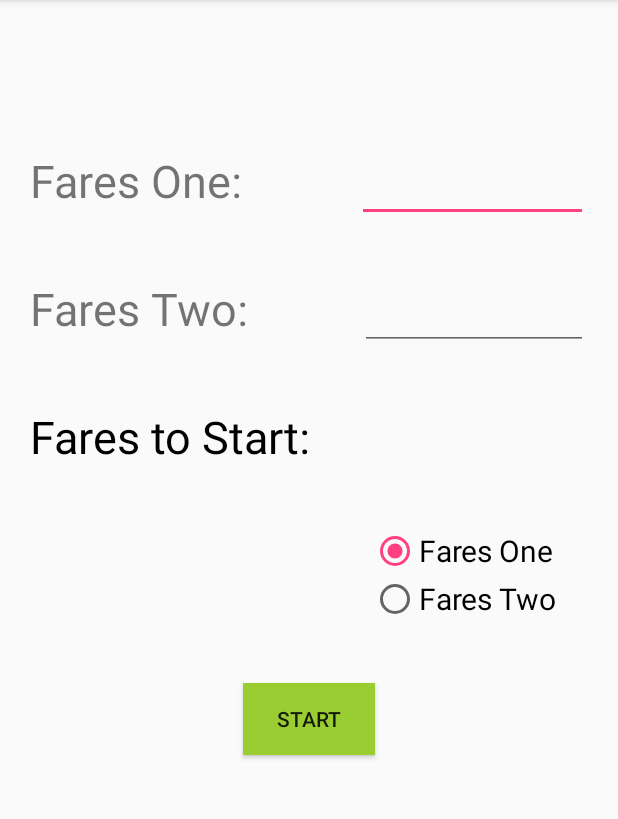
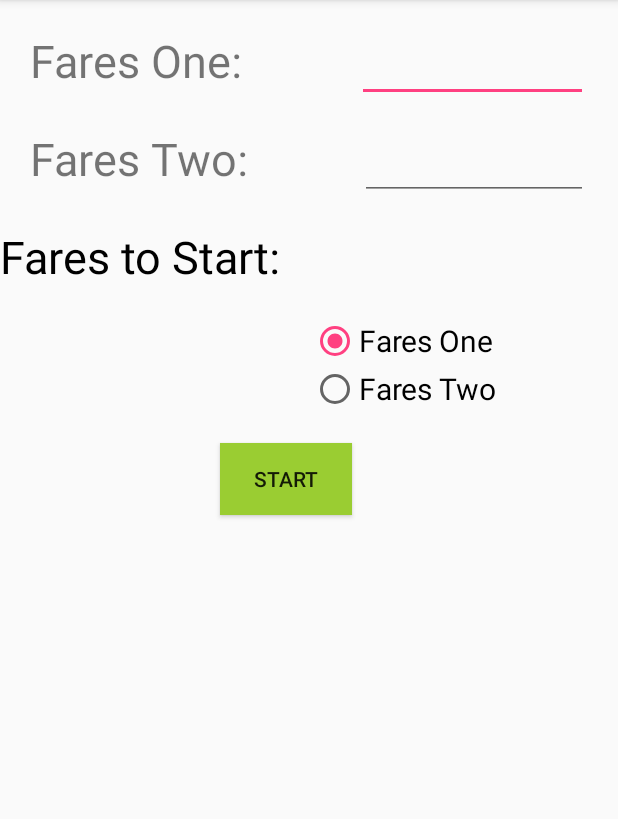
Before and after one commit to BodaSadalla98/ClashOFForsan, an Android app: the screen it shows after launch (SelectPlayers), on a phone screen of 412 x 824 dp, the part 84-903 px from its top. Run offline under Robolectric (Android 15) with nearby library versions, the phone set to English and light mode, and no system bars.

Commit message:
trtying to fix the UI

```diff
--- a/app/src/main/res/layout/activity_select_players.xml
+++ b/app/src/main/res/layout/activity_select_players.xml
@@ -1,5 +1,5 @@
 <?xml version="1.0" encoding="utf-8"?>
-<LinearLayout  xmlns:android="http://schemas.android.com/apk/res/android"
+<android.support.constraint.ConstraintLayout  xmlns:android="http://schemas.android.com/apk/res/android"
     xmlns:app="http://schemas.android.com/apk/res-auto"
     xmlns:tools="http://schemas.android.com/tools"
     android:layout_width="match_parent"
@@ -10,14 +10,16 @@
 
 
     <LinearLayout
+        android:id="@+id/ll1"
+        android:layout_width="match_parent"
+        android:layout_height="wrap_content"
         android:layout_marginLeft="20sp"
+        android:layout_marginTop="20dp"
         android:layout_marginRight="20sp"
-        android:layout_marginBottom="20sp"
-       android:layout_marginTop="100sp"
-
-
-        android:layout_width="match_parent"
-        android:layout_height="wrap_content">
+        app:layout_constraintHorizontal_bias="1.0"
+        app:layout_constraintLeft_toLeftOf="parent"
+        app:layout_constraintRight_toRightOf="parent"
+        app:layout_constraintTop_toTopOf="parent">
 
 
         <TextView
@@ -31,71 +33,93 @@
             />
 
         <EditText
-            android:layout_weight="2"
-                android:layout_width="0dp"
             android:id="@+id/et_player_oen"
+            android:layout_width="0dp"
+            android:layout_height="wrap_content"
 
-            android:layout_height="wrap_content" />
+            android:layout_weight="2" />
 
     </LinearLayout>
+
     <LinearLayout
-        android:layout_margin="20dp"
+        android:id="@+id/linearLayout2"
         android:layout_width="match_parent"
-        android:layout_height="wrap_content">
+        android:layout_height="wrap_content"
+        android:layout_margin="20sp"
+        android:layout_marginTop="44sp"
+        app:layout_constraintHorizontal_bias="0.6"
+        app:layout_constraintLeft_toLeftOf="parent"
+        app:layout_constraintRight_toRightOf="parent"
+        app:layout_constraintTop_toBottomOf="@+id/ll1">
 
         <TextView
             android:layout_width="wrap_content"
             android:layout_height="wrap_content"
+            android:layout_weight="1"
             android:text="Fares Two:"
-            android:textSize="30dp"
-            android:layout_weight="1"
-            />
+            android:textSize="30dp" />
 
         <EditText
             android:id="@+id/et_player_two"
-            android:layout_width="1dp"
-            android:layout_weight="2"
+            android:layout_width="1sp"
+            android:layout_height="wrap_content"
 
 
-            android:layout_height="wrap_content" />
+            android:layout_weight="2" />
 
     </LinearLayout>
+
     <RelativeLayout
+        android:id="@+id/relativeLayout"
         android:layout_width="wrap_content"
-        android:layout_height="wrap_content">
+        android:layout_height="wrap_content"
+        android:layout_marginTop="20dp"
+        android:layout_marginEnd="16sp"
+        android:layout_marginRight="16sp"
+        android:layout_marginBottom="20sp"
+        app:layout_constraintBottom_toTopOf="@+id/button_start"
+        app:layout_constraintEnd_toEndOf="parent"
+        app:layout_constraintHorizontal_bias="0.0"
+        app:layout_constraintStart_toStartOf="parent"
+        app:layout_constraintTop_toBottomOf="@+id/linearLayout2"
+        app:layout_constraintVertical_bias="0.0"
+        app:layout_constraintVertical_chainStyle="spread_inside">
+
         <TextView
-            android:layout_margin="20sp"
-            android:textSize="30sp"
-            android:textColor="@color/black"
+            android:id="@+id/tv_start"
             android:layout_width="wrap_content"
             android:layout_height="wrap_content"
             android:text="Fares to Start:"
-            android:id="@+id/tv_start"
+            android:textColor="@color/black"
+            android:textSize="30sp"
 
             />
+
         <RadioGroup
-            android:layout_toEndOf="@id/tv_start"
+            android:layout_width="wrap_content"
+            android:layout_height="wrap_content"
             android:layout_below="@id/tv_start"
             android:layout_margin="20sp"
-            android:layout_width="wrap_content"
-            android:layout_height="wrap_content">\
+            android:layout_toEndOf="@id/tv_start"
+            android:layout_toRightOf="@id/tv_start">
 
             <RadioButton
-                android:checked="true"
                 android:id="@+id/rb_player_one"
-                android:textSize="20sp"
                 android:layout_width="wrap_content"
                 android:layout_height="wrap_content"
+                android:checked="true"
                 android:text="Fares One"
+                android:textSize="20sp"
 
 
                 />
+
             <RadioButton
                 android:id="@+id/rb_player_two"
-                android:textSize="20sp"
                 android:layout_width="wrap_content"
                 android:layout_height="wrap_content"
                 android:text="Fares Two"
+                android:textSize="20sp"
 
 
                 />
@@ -109,12 +133,18 @@
         android:layout_width="wrap_content"
         android:layout_height="wrap_content"
         android:layout_gravity="center"
-        android:layout_margin="20sp"
+        android:layout_margin="0sp"
+
+
         android:background="@color/yellow_green"
-        android:text="Start" />
+        android:text="Start"
+        app:layout_constraintEnd_toEndOf="parent"
+        app:layout_constraintHorizontal_bias="0.452"
+        app:layout_constraintStart_toStartOf="parent"
+        app:layout_constraintTop_toBottomOf="@+id/relativeLayout" />
 
 
 
 
 
-</LinearLayout>
+</android.support.constraint.ConstraintLayout>
```
